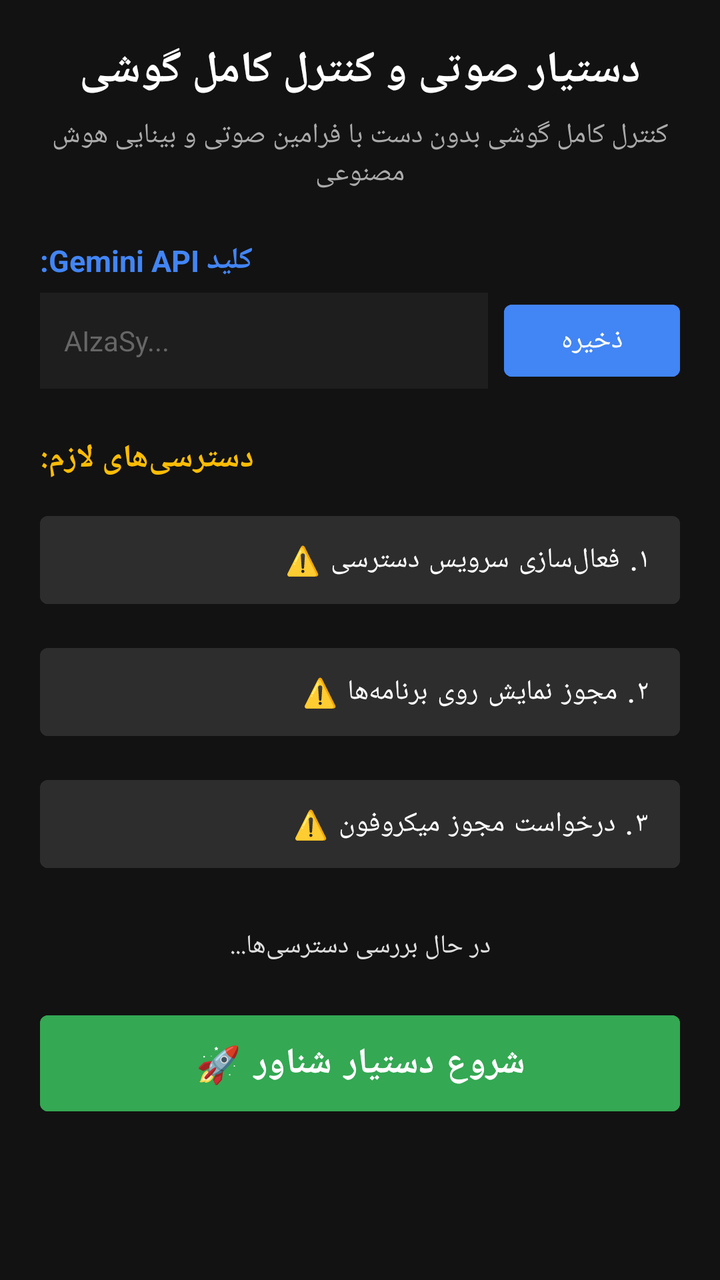
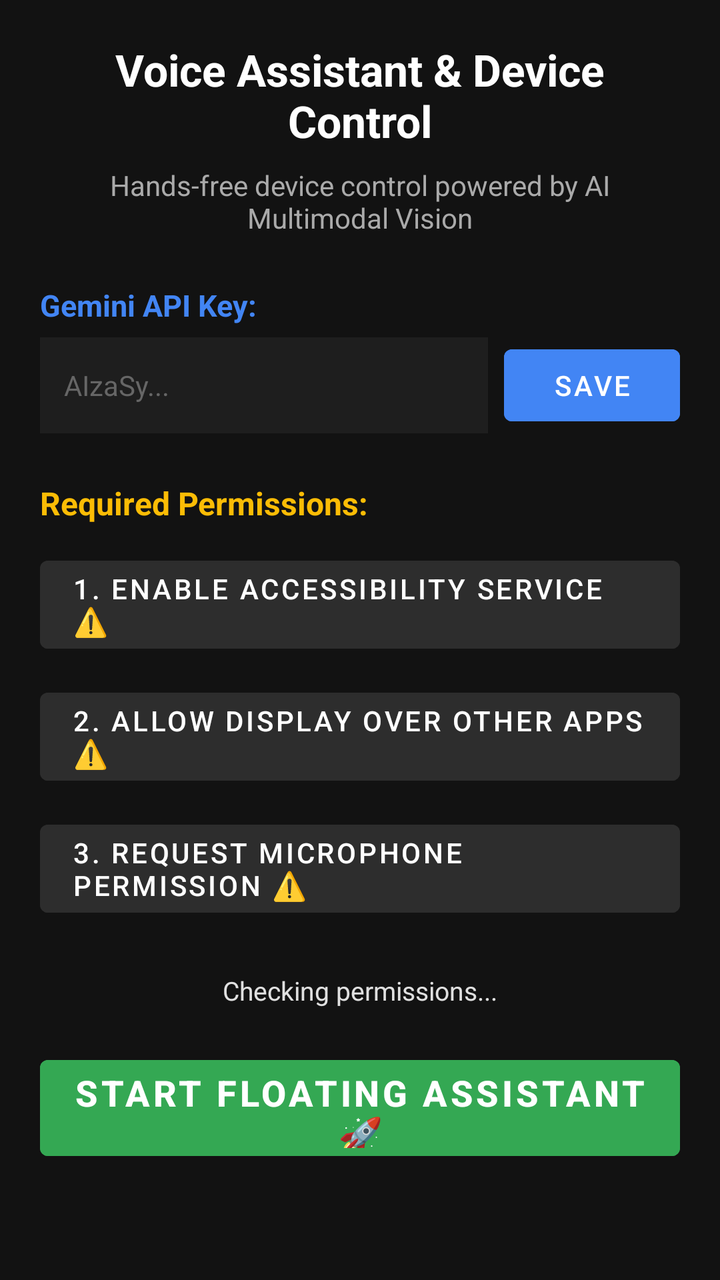

Compare the two renders of this Android layout. The source of the first and the diff that turns it into the second are given below.
<!-- AndroidManifest.xml: application theme Theme.VoiceAgent -->
<!-- res/layout/activity_main.xml -->
<?xml version="1.0" encoding="utf-8"?>
<ScrollView xmlns:android="http://schemas.android.com/apk/res/android"
    android:layout_width="match_parent"
    android:layout_height="match_parent"
    android:background="#121212"
    android:padding="20dp">

    <LinearLayout
        android:layout_width="match_parent"
        android:layout_height="wrap_content"
        android:orientation="vertical">

        
        <TextView
            android:layout_width="match_parent"
            android:layout_height="wrap_content"
            android:text="دستیار صوتی و کنترل کامل گوشی"
            android:textColor="#FFFFFF"
            android:textSize="22sp"
            android:textStyle="bold"
            android:gravity="center"
            android:layout_marginBottom="8dp" />

        <TextView
            android:layout_width="match_parent"
            android:layout_height="wrap_content"
            android:text="کنترل کامل گوشی بدون دست با فرامین صوتی و بینایی هوش مصنوعی"
            android:textColor="#AAAAAA"
            android:textSize="14sp"
            android:gravity="center"
            android:layout_marginBottom="24dp" />

        
        <TextView
            android:layout_width="wrap_content"
            android:layout_height="wrap_content"
            android:text="کلید Gemini API:"
            android:textColor="#4285F4"
            android:textSize="15sp"
            android:textStyle="bold"
            android:layout_marginBottom="6dp" />

        <LinearLayout
            android:layout_width="match_parent"
            android:layout_height="wrap_content"
            android:orientation="horizontal"
            android:layout_marginBottom="24dp">

            <EditText
                android:id="@+id/etApiKey"
                android:layout_width="0dp"
                android:layout_height="48dp"
                android:layout_weight="1"
                android:background="#1E1E1E"
                android:textColor="#FFFFFF"
                android:hint="AIzaSy..."
                android:textColorHint="#666666"
                android:paddingStart="12dp"
                android:paddingEnd="12dp"
                android:inputType="textPassword"
                android:textSize="14sp" />

            <Button
                android:id="@+id/btnSaveApiKey"
                android:layout_width="wrap_content"
                android:layout_height="48dp"
                android:layout_marginStart="8dp"
                android:text="ذخیره"
                android:backgroundTint="#4285F4"
                android:textColor="#FFFFFF" />
        </LinearLayout>

        
        <TextView
            android:layout_width="wrap_content"
            android:layout_height="wrap_content"
            android:text="دسترسی‌های لازم:"
            android:textColor="#FBBC05"
            android:textSize="16sp"
            android:textStyle="bold"
            android:layout_marginBottom="12dp" />

        <Button
            android:id="@+id/btnAccessibility"
            android:layout_width="match_parent"
            android:layout_height="56dp"
            android:text="۱. فعال‌سازی سرویس دسترسی ⚠️"
            android:backgroundTint="#2D2D2D"
            android:textColor="#FFFFFF"
            android:gravity="start|center_vertical"
            android:paddingStart="16dp"
            android:layout_marginBottom="10dp" />

        <Button
            android:id="@+id/btnOverlay"
            android:layout_width="match_parent"
            android:layout_height="56dp"
            android:text="۲. مجوز نمایش روی برنامه‌ها ⚠️"
            android:backgroundTint="#2D2D2D"
            android:textColor="#FFFFFF"
            android:gravity="start|center_vertical"
            android:paddingStart="16dp"
            android:layout_marginBottom="10dp" />

        <Button
            android:id="@+id/btnMicPermission"
            android:layout_width="match_parent"
            android:layout_height="56dp"
            android:text="۳. درخواست مجوز میکروفون ⚠️"
            android:backgroundTint="#2D2D2D"
            android:textColor="#FFFFFF"
            android:gravity="start|center_vertical"
            android:paddingStart="16dp"
            android:layout_marginBottom="24dp" />

        
        <TextView
            android:id="@+id/tvStatusSummary"
            android:layout_width="match_parent"
            android:layout_height="wrap_content"
            android:text="در حال بررسی دسترسی‌ها..."
            android:textColor="#E0E0E0"
            android:textSize="13sp"
            android:gravity="center"
            android:layout_marginBottom="20dp" />

        
        <Button
            android:id="@+id/btnToggleService"
            android:layout_width="match_parent"
            android:layout_height="60dp"
            android:text="شروع دستیار شناور 🚀"
            android:backgroundTint="#34A853"
            android:textColor="#FFFFFF"
            android:textSize="18sp"
            android:textStyle="bold"
            android:enabled="false" />

    </LinearLayout>
</ScrollView>
<!-- resources referenced by this layout -->
<resources>
  <style name="Theme.VoiceAgent" parent="Theme.MaterialComponents.DayNight.NoActionBar">
          <item name="colorPrimary">#4285F4</item>
          <item name="colorPrimaryVariant">#3367D6</item>
          <item name="colorOnPrimary">#FFFFFF</item>
          <item name="android:statusBarColor">#121212</item>
      </style>
</resources>

<!-- the commit's change to res/layout/activity_main.xml (unified diff, before → after) -->
@@ -14,7 +14,7 @@
         <TextView
             android:layout_width="match_parent"
             android:layout_height="wrap_content"
-            android:text="دستیار صوتی و کنترل کامل گوشی"
+            android:text="Voice Assistant &amp; Device Control"
             android:textColor="#FFFFFF"
             android:textSize="22sp"
             android:textStyle="bold"
@@ -24,7 +24,7 @@
         <TextView
             android:layout_width="match_parent"
             android:layout_height="wrap_content"
-            android:text="کنترل کامل گوشی بدون دست با فرامین صوتی و بینایی هوش مصنوعی"
+            android:text="Hands-free device control powered by AI Multimodal Vision"
             android:textColor="#AAAAAA"
             android:textSize="14sp"
             android:gravity="center"
@@ -34,7 +34,7 @@
         <TextView
             android:layout_width="wrap_content"
             android:layout_height="wrap_content"
-            android:text="کلید Gemini API:"
+            android:text="Gemini API Key:"
             android:textColor="#4285F4"
             android:textSize="15sp"
             android:textStyle="bold"
@@ -65,7 +65,7 @@
                 android:layout_width="wrap_content"
                 android:layout_height="48dp"
                 android:layout_marginStart="8dp"
-                android:text="ذخیره"
+                android:text="Save"
                 android:backgroundTint="#4285F4"
                 android:textColor="#FFFFFF" />
         </LinearLayout>
@@ -74,7 +74,7 @@
         <TextView
             android:layout_width="wrap_content"
             android:layout_height="wrap_content"
-            android:text="دسترسی‌های لازم:"
+            android:text="Required Permissions:"
             android:textColor="#FBBC05"
             android:textSize="16sp"
             android:textStyle="bold"
@@ -84,7 +84,7 @@
             android:id="@+id/btnAccessibility"
             android:layout_width="match_parent"
             android:layout_height="56dp"
-            android:text="۱. فعال‌سازی سرویس دسترسی ⚠️"
+            android:text="1. Enable Accessibility Service ⚠️"
             android:backgroundTint="#2D2D2D"
             android:textColor="#FFFFFF"
             android:gravity="start|center_vertical"
@@ -95,7 +95,7 @@
             android:id="@+id/btnOverlay"
             android:layout_width="match_parent"
             android:layout_height="56dp"
-            android:text="۲. مجوز نمایش روی برنامه‌ها ⚠️"
+            android:text="2. Allow Display Over Other Apps ⚠️"
             android:backgroundTint="#2D2D2D"
             android:textColor="#FFFFFF"
             android:gravity="start|center_vertical"
@@ -106,7 +106,7 @@
             android:id="@+id/btnMicPermission"
             android:layout_width="match_parent"
             android:layout_height="56dp"
-            android:text="۳. درخواست مجوز میکروفون ⚠️"
+            android:text="3. Request Microphone Permission ⚠️"
             android:backgroundTint="#2D2D2D"
             android:textColor="#FFFFFF"
             android:gravity="start|center_vertical"
@@ -118,7 +118,7 @@
             android:id="@+id/tvStatusSummary"
             android:layout_width="match_parent"
             android:layout_height="wrap_content"
-            android:text="در حال بررسی دسترسی‌ها..."
+            android:text="Checking permissions..."
             android:textColor="#E0E0E0"
             android:textSize="13sp"
             android:gravity="center"
@@ -129,7 +129,7 @@
             android:id="@+id/btnToggleService"
             android:layout_width="match_parent"
             android:layout_height="60dp"
-            android:text="شروع دستیار شناور 🚀"
+            android:text="Start Floating Assistant 🚀"
             android:backgroundTint="#34A853"
             android:textColor="#FFFFFF"
             android:textSize="18sp"
